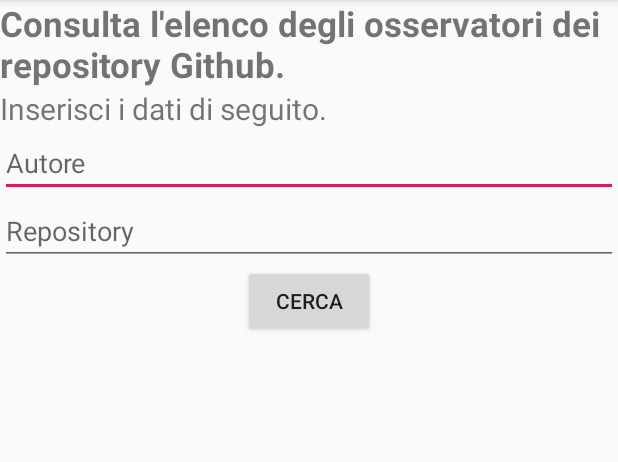
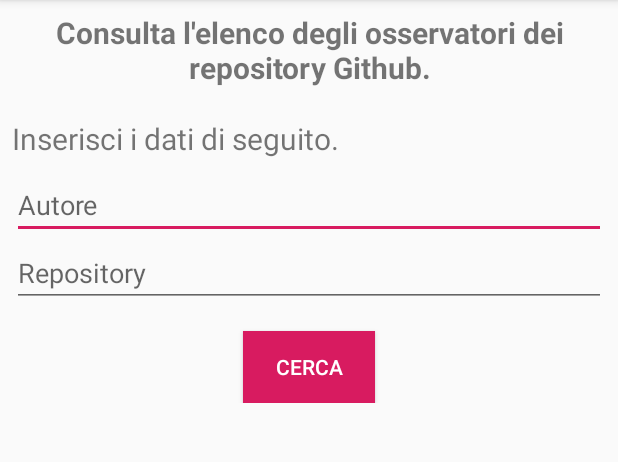
Before and after one commit to xaenimax/github_stargazers, an Android app: the screen it shows after launch (MainActivity), after a tap on "CERCA", on a phone screen of 412 x 824 dp, the part 84-546 px from its top. Run offline under Robolectric (Android 15) with nearby library versions, the phone set to English and light mode, and no system bars; our stand-ins replace ButterKnife, Picasso; pictures from the network do not load.

```diff
--- a/app/build.gradle
+++ b/app/build.gradle
@@ -26,6 +26,9 @@ dependencies {
     implementation fileTree(dir: 'libs', include: ['*.jar'])
     implementation 'androidx.appcompat:appcompat:1.1.0'
     implementation 'androidx.constraintlayout:constraintlayout:1.1.3'
+    implementation 'androidx.cardview:cardview:1.0.0'
+    implementation 'androidx.recyclerview:recyclerview:1.1.0'
+
     testImplementation 'junit:junit:4.12'
     androidTestImplementation 'androidx.test.ext:junit:1.1.1'
     androidTestImplementation 'androidx.test.espresso:espresso-core:3.2.0'
@@ -48,6 +51,5 @@ dependencies {
     implementation "androidx.lifecycle:lifecycle-common-java8:$lifecycle_version"
     // optional - Test helpers for LiveData
     testImplementation "androidx.arch.core:core-testing:$lifecycle_version"
-    implementation 'androidx.recyclerview:recyclerview:1.1.0'
 
 }
--- a/app/src/main/AndroidManifest.xml
+++ b/app/src/main/AndroidManifest.xml
@@ -11,7 +11,7 @@
         android:supportsRtl="true"
         android:theme="@style/AppTheme">
 
-        <activity android:name=".ui.MainActivity">
+        <activity android:name=".ui.home.MainActivity">
             <intent-filter>
                 <action android:name="android.intent.action.MAIN" />
                 <action android:name="android.intent.action.VIEW" />
--- a/app/src/main/java/com/example/githubstargazers/network/GithubApi.java
+++ b/app/src/main/java/com/example/githubstargazers/network/GithubApi.java
@@ -10,17 +10,21 @@ import retrofit2.Retrofit;
 import retrofit2.converter.gson.GsonConverterFactory;
 
 public class GithubApi {
+    private Retrofit retrofit;
 
     private final static String HOST = "https://api.github.com/";
 
-    public static Call<List<Stargazer>> getStargazers(String owner, String repository){
-        Retrofit retrofit = new Retrofit.Builder()
+    public GithubApi() {
+        retrofit = new Retrofit.Builder()
                 .baseUrl(HOST).callbackExecutor(Executors.newSingleThreadExecutor())
                 .addConverterFactory(GsonConverterFactory.create())
                 .build();
+    }
+
+    public Call<List<Stargazer>> getStargazers(String owner, String repository) {
 
         StargazerService service = retrofit.create(StargazerService.class);
-        return  service.getStargazers(owner, repository);
+        return service.getStargazers(owner, repository);
     }
 
 }
--- a/app/src/main/java/com/example/githubstargazers/ui/StargazerListAdapter.java
+++ /dev/null
@@ -1,35 +0,0 @@
-package com.example.githubstargazers.ui;
-
-import android.view.ViewGroup;
-
-import androidx.annotation.NonNull;
-import androidx.recyclerview.widget.RecyclerView;
-
-import com.example.githubstargazers.model.Stargazer;
-
-import java.util.ArrayList;
-import java.util.List;
-
-public class StargazerListAdapter extends RecyclerView.Adapter {
-    private List<Stargazer> mStargazerList = new ArrayList<>();
-
-    @NonNull
-    @Override
-    public RecyclerView.ViewHolder onCreateViewHolder(@NonNull ViewGroup parent, int viewType) {
-        return null;
-    }
-
-    @Override
-    public void onBindViewHolder(@NonNull RecyclerView.ViewHolder holder, int position) {
-
-    }
-
-    @Override
-    public int getItemCount() {
-        return mStargazerList.size();
-    }
-
-    public void setItemList(List<Stargazer> stargazers) {
-        mStargazerList = stargazers;
-    }
-}
--- a/app/src/main/java/com/example/githubstargazers/ui/MainActivity.java
+++ b/app/src/main/java/com/example/githubstargazers/ui/home/MainActivity.java
@@ -1,14 +1,17 @@
-package com.example.githubstargazers.ui;
+package com.example.githubstargazers.ui.home;
 
+import androidx.appcompat.app.AlertDialog;
 import androidx.appcompat.app.AppCompatActivity;
-import androidx.lifecycle.LiveData;
 import androidx.lifecycle.ViewModelProviders;
 import androidx.recyclerview.widget.LinearLayoutManager;
 import androidx.recyclerview.widget.RecyclerView;
 
 import android.os.Bundle;
 import android.util.Log;
+import android.view.View;
+import android.widget.Button;
 import android.widget.EditText;
+import android.widget.ProgressBar;
 
 import com.example.githubstargazers.R;
 import com.example.githubstargazers.service.Repository;
@@ -33,6 +36,12 @@ public class MainActivity extends AppCompatActivity {
     @BindView(R.id.repository_et)
     EditText repositoryEditText;
 
+    @BindView(R.id.data_loader_pb)
+    ProgressBar progressBar;
+
+    @BindView(R.id.search_stargazer_b)
+    Button searchButton;
+
     @Override
     protected void onCreate(Bundle savedInstanceState) {
         super.onCreate(savedInstanceState);
@@ -52,10 +61,18 @@ public class MainActivity extends AppCompatActivity {
 
     @OnClick(R.id.search_stargazer_b)
     public void startSearch(){
+        progressBar.setVisibility(View.VISIBLE);
+        searchButton.setEnabled(false);
+
         mainViewModel.getStargazers(ownerEditText.getText().toString(), repositoryEditText.getText().toString()).observe(this, stargazers -> {
+            progressBar.setVisibility(View.GONE);
+            searchButton.setEnabled(true);
+
+
             if(stargazers.hasError()){
                 Log.i(LOG_TAG, "Failed retrieving data: " + stargazers.getError());
                 //alertdialog di errore
+                showAlertDialog(stargazers.getError());
             } else if(stargazers.getData().size() == 0){
                 Log.i(LOG_TAG, "Stargazer List is empty");
                 //text vuoto
@@ -67,5 +84,13 @@ public class MainActivity extends AppCompatActivity {
         });
     }
 
+    private void showAlertDialog(String error) {
+        AlertDialog.Builder builder = new AlertDialog.Builder(this);
+        builder.setTitle(getString(R.string.error_title));
+        builder.setMessage(getString(R.string.error_message) + error);
+        builder.setPositiveButton(R.string.ok_string, null);
+        builder.create();
+    }
+
 
 }
--- a/app/src/main/res/layout/activity_main.xml
+++ b/app/src/main/res/layout/activity_main.xml
@@ -4,52 +4,72 @@
     xmlns:tools="http://schemas.android.com/tools"
     android:layout_width="match_parent"
     android:layout_height="match_parent"
-    tools:context=".ui.MainActivity">
+    tools:context=".ui.home.MainActivity">
+
     <LinearLayout
-            android:orientation="vertical"
+        android:id="@+id/form_ll"
         android:layout_width="match_parent"
         android:layout_height="wrap_content"
+        android:layout_margin="@dimen/main_page_margin"
+        android:orientation="vertical"
         app:layout_constraintTop_toTopOf="parent">
+
         <TextView
             android:layout_width="match_parent"
             android:layout_height="wrap_content"
-                android:textStyle="bold"
-                android:textSize="23sp"
-                android:text="@string/main_activity_title"/>
+            android:text="@string/main_activity_title"
+            android:textAlignment="center"
+            android:textSize="20sp"
+            android:textStyle="bold" />
+
         <TextView
             android:layout_width="match_parent"
             android:layout_height="wrap_content"
-                android:textSize="20sp"
-                android:text="@string/main_activity_subtitle"/>
+            android:layout_marginTop="@dimen/main_title_margin"
+            android:layout_marginBottom="@dimen/text_view_margin"
+            android:text="@string/main_activity_subtitle"
+            android:textSize="20sp" />
+
         <EditText
             android:id="@+id/owner_et"
             android:layout_width="match_parent"
             android:layout_height="wrap_content"
             android:hint="@string/author_text" />
+
         <EditText
             android:id="@+id/repository_et"
             android:layout_width="match_parent"
             android:layout_height="wrap_content"
-                android:hint="@string/repository_text"/>
+            android:hint="@string/repository_text" />
+
         <Button
+            android:layout_marginTop="@dimen/search_button_margin"
             android:id="@+id/search_stargazer_b"
-                android:layout_gravity="center_horizontal"
+            android:textColor="@android:color/white"
+            android:background="@color/colorAccent"
             android:layout_width="wrap_content"
             android:layout_height="wrap_content"
-                android:text="@string/search_text"/>
+            android:layout_gravity="center_horizontal"
+            android:text="@string/search_text" />
+    </LinearLayout>
+
     <androidx.recyclerview.widget.RecyclerView
         android:id="@+id/stargazer_rv"
+        android:layout_width="match_parent"
+        android:layout_height="0dp"
+        android:layout_margin="@dimen/main_page_margin"
         android:scrollbars="vertical"
-                android:layout_width="match_parent"
-                android:layout_height="match_parent"/>
-        </LinearLayout>
-    <Spinner
-        android:layout_width="50dp"
-        android:layout_height="50dp"
-        android:visibility="gone"
+        app:layout_constraintTop_toBottomOf="@id/form_ll"
+        app:layout_constraintBottom_toBottomOf="parent"/>
+
+    <ProgressBar
+        android:id="@+id/data_loader_pb"
+        android:background="@android:color/darker_gray"
+        android:layout_width="@dimen/one_hundred_dp"
+        android:layout_height="@dimen/one_hundred_dp"
         app:layout_constraintTop_toTopOf="parent"
         app:layout_constraintBottom_toBottomOf="parent"
-        app:layout_constraintLeft_toLeftOf="parent"
-        app:layout_constraintRight_toRightOf="parent"
-        android:background="@android:color/holo_red_light"/>
+        app:layout_constraintStart_toStartOf="parent"
+        app:layout_constraintEnd_toEndOf="parent"
+        android:visibility="gone"/>
 </androidx.constraintlayout.widget.ConstraintLayout>
--- /dev/null
+++ b/app/src/main/res/values/dimens.xml
@@ -0,0 +1,8 @@
+<?xml version="1.0" encoding="utf-8"?>
+<resources>
+    <dimen name="search_button_margin">16dp</dimen>
+    <dimen name="text_view_margin">8dp</dimen>
+    <dimen name="main_title_margin">20dp</dimen>
+    <dimen name="main_page_margin">8dp</dimen>
+    <dimen name="one_hundred_dp">100dp</dimen>
+</resources>
--- a/app/src/main/res/values/strings.xml
+++ b/app/src/main/res/values/strings.xml
@@ -5,4 +5,7 @@
     <string name="repository_text">Repository</string>
     <string name="search_text">CERCA</string>
     <string name="main_activity_subtitle">Inserisci i dati di seguito.</string>
+    <string name="error_title">ERRORE</string>
+    <string name="error_message">Si è verificato il seguente errore:</string>
+    <string name="ok_string">OK</string>
 </resources>
```
Also changed, not shown: app/src/main/java/com/example/githubstargazers/service/Repository.java (+8 -1 lines), app/src/main/java/com/example/githubstargazers/ui/home/StargazerListAdapter.java (added, +74 -0 lines), app/src/main/res/layout/user_item.xml (added, +51 -0 lines), app/src/main/res/drawable/user_placeholder.png (added), 1 other file. Lines whose indentation alone changed are shown as unchanged.
